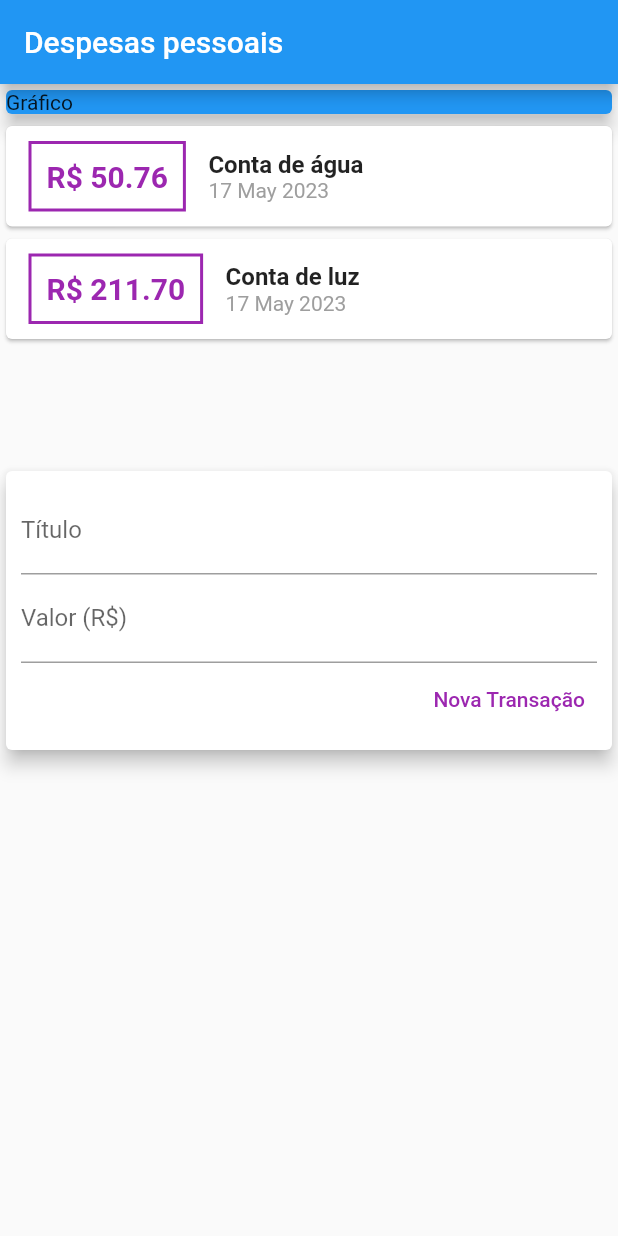
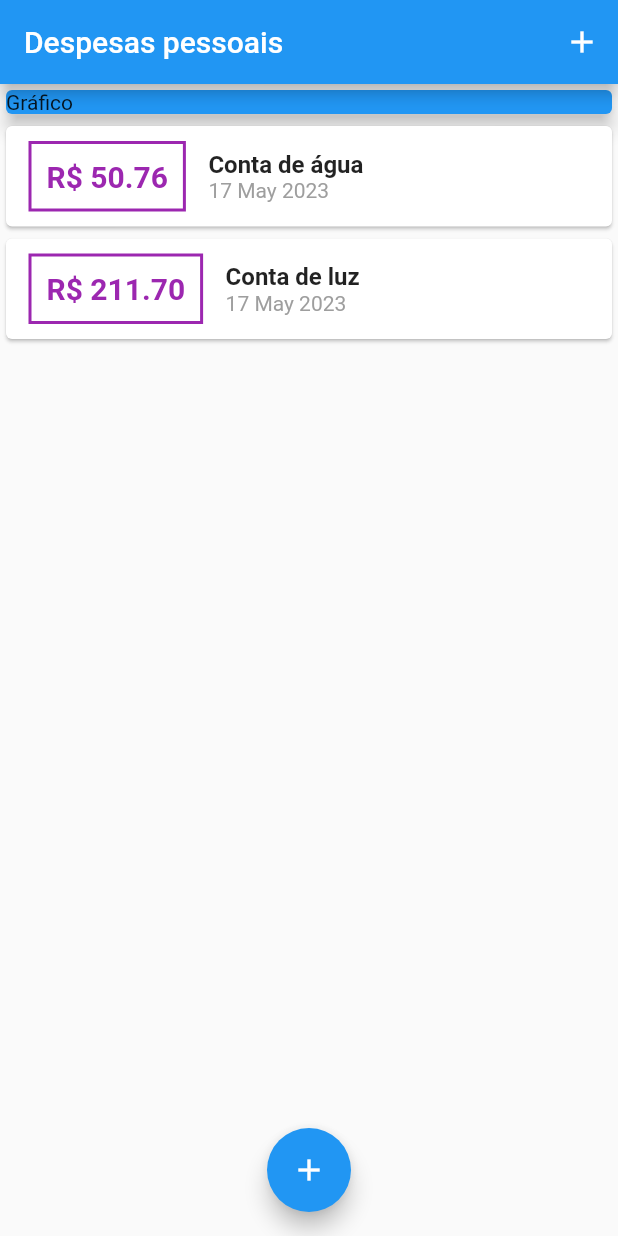
Before and after one commit to jonataslaet/udemy, a Flutter app: the screen it shows after launch, on a phone screen of 412 x 824 dp. Run offline on Flutter 3.47's test engine with Material 2 defaults, Android fonts, the phone set to English and light mode, and no system bars.

Commit message:
curso-flutter: Construindo App Real - Despesas Pessoais
Botões para Adicionar Transação
Exibindo Formulário (Modal)
Correção de Formulário
Parâmetros em Stateful Widget
Fechando Formulário (Modal)

```diff
--- a/ws-curso-flutter/expenses/lib/components/transaction_form.dart
+++ b/ws-curso-flutter/expenses/lib/components/transaction_form.dart
@@ -1,13 +1,19 @@
 
 import 'package:flutter/material.dart';
 
-class TransactionForm extends StatelessWidget {
-  final titleController = TextEditingController();
-  final valueController = TextEditingController();
-
-  final void Function(String, double) onSubmit;
+class TransactionForm extends StatefulWidget {
+  final void Function(String, double)? onSubmit;
 
   TransactionForm(this.onSubmit);
+
+  @override
+  State<TransactionForm> createState() => _TransactionFormState();
+}
+
+class _TransactionFormState extends State<TransactionForm> {
+  final titleController = TextEditingController();
+
+  final valueController = TextEditingController();
 
   _submitForm() {
     final title = titleController.text;
@@ -16,7 +22,7 @@ class TransactionForm extends StatelessWidget {
     if (title.isEmpty || value <= 0) {
       return;
     }
-    onSubmit(title, value);
+    widget.onSubmit!(title, value);
   }
 
   @override
--- a/ws-curso-flutter/expenses/lib/components/transaction_user.dart
+++ /dev/null
@@ -1,47 +0,0 @@
-
-import 'dart:math';
-
-import 'package:expenses/components/transaction_form.dart';
-import 'package:expenses/components/transaction_list.dart';
-import 'package:flutter/material.dart';
-
-import '../models/transaction.dart';
-
-class TransactionUser extends StatefulWidget {
-  const TransactionUser({super.key});
-
-  @override
-  State<TransactionUser> createState() => _TransactionUserState();
-}
-
-class _TransactionUserState extends State<TransactionUser> {
-
-  final _transactions = [
-    Transaction(
-        id: 't1', title: 'Conta de água', value: 50.76, date: DateTime.now()),
-    Transaction(
-        id: 't2', title: 'Conta de luz', value: 211.70, date: DateTime.now())
-  ];
-
-  _addTransaction(String title, double value) {
-    final newTransaction = Transaction(
-      id: Random().nextDouble().toString(),
-      title: title,
-      value: value,
-      date: DateTime.now()
-    );
-    setState(() {
-      _transactions.add(newTransaction);
-    });
-  }
-
-  @override
-  Widget build(BuildContext context) {
-    return Column(
-      children: [
-        TransactionList(_transactions),
-        TransactionForm(_addTransaction)
-      ],
-    );
-  }
-}
--- a/ws-curso-flutter/expenses/lib/main.dart
+++ b/ws-curso-flutter/expenses/lib/main.dart
@@ -1,12 +1,13 @@
+import 'dart:math';
+
 import 'package:expenses/components/transaction_form.dart';
 import 'package:expenses/components/transaction_list.dart';
-import 'package:expenses/components/transaction_user.dart';
-import 'package:expenses/models/transaction.dart';
 import 'package:flutter/material.dart';
-import 'package:flutter/src/widgets/framework.dart';
+
+import 'models/transaction.dart';
 
 
-main() => runApp(ExpensesApp());
+main() => runApp(const ExpensesApp());
 
 class ExpensesApp extends StatelessWidget {
   const ExpensesApp({super.key});
@@ -19,25 +20,72 @@ class ExpensesApp extends StatelessWidget {
   }
 }
 
-class MyHomePage extends StatelessWidget {
+class MyHomePage extends StatefulWidget {
+
+  @override
+  State<MyHomePage> createState() => _MyHomePageState();
+}
+
+class _MyHomePageState extends State<MyHomePage> {
+
+  final _transactions = [
+    Transaction(
+        id: 't1', title: 'Conta de água', value: 50.76, date: DateTime.now()),
+    Transaction(
+        id: 't2', title: 'Conta de luz', value: 211.70, date: DateTime.now())
+  ];
+
+  _openTransactionFormModal(BuildContext buildContext) {
+    showModalBottomSheet(
+      context: buildContext,
+      builder: (_){
+        return TransactionForm(_addTransaction);
+      }
+    );
+  }
+
+  _addTransaction(String title, double value) {
+    final newTransaction = Transaction(
+      id: Random().nextDouble().toString(),
+      title: title,
+      value: value,
+      date: DateTime.now()
+    );
+    setState(() {
+      _transactions.add(newTransaction);
+    });
+    Navigator.of(context).pop();
+  }
 
   @override
   Widget build(BuildContext context) {
     return Scaffold(
       appBar: AppBar(
         title: const Text('Despesas pessoais'),
+        actions: [
+          IconButton(
+            onPressed: ()=> _openTransactionFormModal(context),
+            icon: const Icon(Icons.add),
+          )
+        ],
       ),
       body: Column(
         crossAxisAlignment: CrossAxisAlignment.stretch,
-        children: const [
-          SizedBox(
+        children: [
+          const SizedBox(
             width: double.infinity,
             child:
                 Card(color: Colors.blue, elevation: 5, child: Text('Gráfico')),
           ),
-          TransactionUser(),
+          Column(
+            children: [
+              TransactionList(_transactions)
+            ],
+          )
         ],
       ),
+      floatingActionButton: FloatingActionButton(onPressed: ()=> _openTransactionFormModal(context), child: const Icon(Icons.add),),
+      floatingActionButtonLocation: FloatingActionButtonLocation.centerFloat,
     );
   }
 }
```
